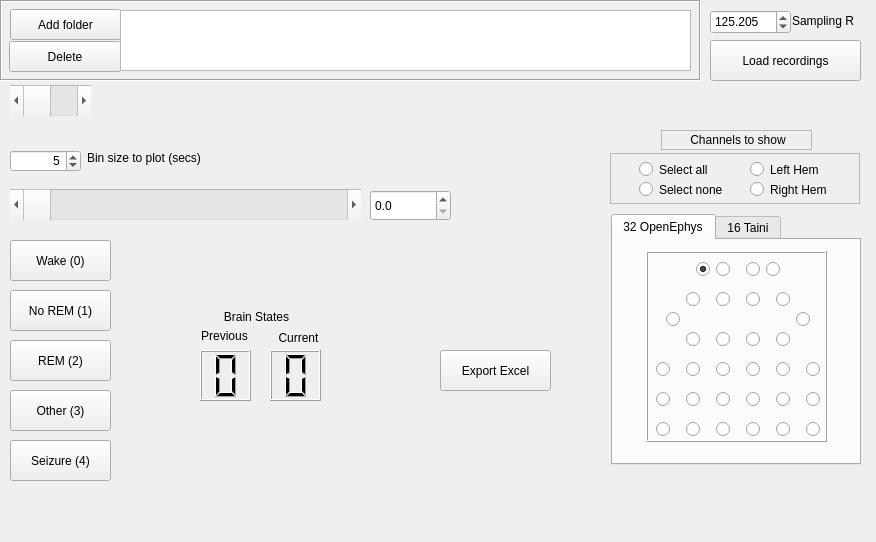
Before: the Qt Designer form w_brain_states.ui in agonzal2/EEG_Coherence, drawn with Qt 5.
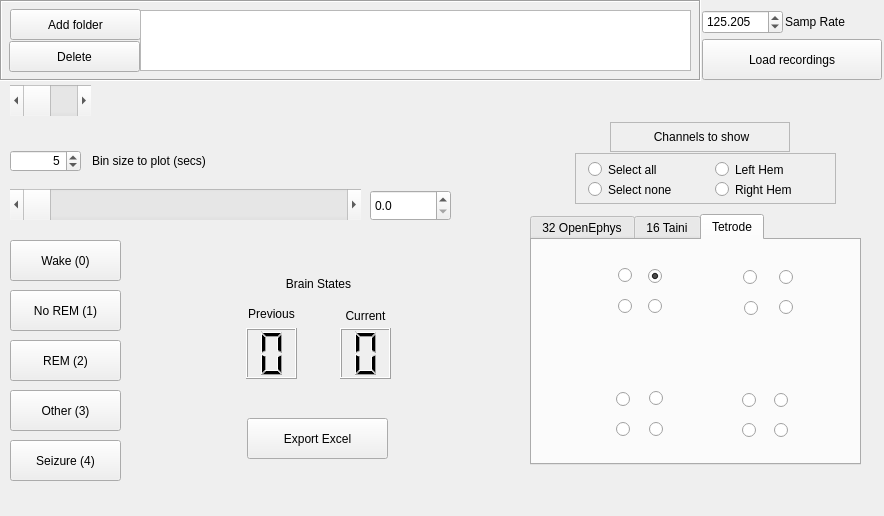
After: the same form once the commit is applied. The open tabs and pages were chosen to show the change.

Commit message:
Adding tetrode files to brain states maker
File to create .npy downsampled files from tetrode openephys data and then create brain states with the GUI brain_states_maker.py from those .npy files.

Patch:
```diff
--- a/w_brain_states.ui
+++ b/w_brain_states.ui
@@ -6,8 +6,8 @@
    <rect>
     <x>0</x>
     <y>0</y>
-    <width>876</width>
-    <height>542</height>
+    <width>884</width>
+    <height>516</height>
    </rect>
   </property>
   <property name="windowTitle">
@@ -17,9 +17,9 @@
    <widget class="QTabWidget" name="tabWidget">
     <property name="geometry">
      <rect>
-      <x>611</x>
+      <x>530</x>
       <y>214</y>
-      <width>250</width>
+      <width>331</width>
       <height>251</height>
      </rect>
     </property>
@@ -46,7 +46,7 @@
      <widget class="QRadioButton" name="e_11">
       <property name="geometry">
        <rect>
-        <x>53</x>
+        <x>94</x>
         <y>71</y>
         <width>16</width>
         <height>17</height>
@@ -62,7 +62,7 @@
      <widget class="QRadioButton" name="e_14">
       <property name="geometry">
        <rect>
-        <x>83</x>
+        <x>124</x>
         <y>21</y>
         <width>16</width>
         <height>17</height>
@@ -84,7 +84,7 @@
      <widget class="QRadioButton" name="e_1">
       <property name="geometry">
        <rect>
-        <x>43</x>
+        <x>84</x>
         <y>121</y>
         <width>16</width>
         <height>17</height>
@@ -100,7 +100,7 @@
      <widget class="QRadioButton" name="e_12">
       <property name="geometry">
        <rect>
-        <x>73</x>
+        <x>114</x>
         <y>51</y>
         <width>16</width>
         <height>17</height>
@@ -116,7 +116,7 @@
      <widget class="QRadioButton" name="e_9">
       <property name="geometry">
        <rect>
-        <x>73</x>
+        <x>114</x>
         <y>91</y>
         <width>16</width>
         <height>17</height>
@@ -132,7 +132,7 @@
      <widget class="QRadioButton" name="e_4">
       <property name="geometry">
        <rect>
-        <x>43</x>
+        <x>84</x>
         <y>151</y>
         <width>16</width>
         <height>17</height>
@@ -148,7 +148,7 @@
      <widget class="QRadioButton" name="e_7">
       <property name="geometry">
        <rect>
-        <x>43</x>
+        <x>84</x>
         <y>181</y>
         <width>16</width>
         <height>17</height>
@@ -164,7 +164,7 @@
      <widget class="QRadioButton" name="e_0">
       <property name="geometry">
        <rect>
-        <x>73</x>
+        <x>114</x>
         <y>121</y>
         <width>16</width>
         <height>17</height>
@@ -180,7 +180,7 @@
      <widget class="QRadioButton" name="e_3">
       <property name="geometry">
        <rect>
-        <x>73</x>
+        <x>114</x>
         <y>151</y>
         <width>16</width>
         <height>17</height>
@@ -196,7 +196,7 @@
      <widget class="QRadioButton" name="e_15">
       <property name="geometry">
        <rect>
-        <x>103</x>
+        <x>144</x>
         <y>21</y>
         <width>16</width>
         <height>17</height>
@@ -212,7 +212,7 @@
      <widget class="QRadioButton" name="e_13">
       <property name="geometry">
        <rect>
-        <x>103</x>
+        <x>144</x>
         <y>51</y>
         <width>16</width>
         <height>17</height>
@@ -228,7 +228,7 @@
      <widget class="QRadioButton" name="e_8">
       <property name="geometry">
        <rect>
-        <x>103</x>
+        <x>144</x>
         <y>121</y>
         <width>16</width>
         <height>17</height>
@@ -244,7 +244,7 @@
      <widget class="QRadioButton" name="e_10">
       <property name="geometry">
        <rect>
-        <x>103</x>
+        <x>144</x>
         <y>91</y>
         <width>16</width>
         <height>17</height>
@@ -260,7 +260,7 @@
      <widget class="QRadioButton" name="e_2">
       <property name="geometry">
        <rect>
-        <x>103</x>
+        <x>144</x>
         <y>151</y>
         <width>16</width>
         <height>17</height>
@@ -276,7 +276,7 @@
      <widget class="QRadioButton" name="e_6">
       <property name="geometry">
        <rect>
-        <x>73</x>
+        <x>114</x>
         <y>181</y>
         <width>16</width>
         <height>17</height>
@@ -292,7 +292,7 @@
      <widget class="QRadioButton" name="e_5">
       <property name="geometry">
        <rect>
-        <x>103</x>
+        <x>144</x>
         <y>181</y>
         <width>16</width>
         <height>17</height>
@@ -308,7 +308,7 @@
      <widget class="QRadioButton" name="e_29">
       <property name="geometry">
        <rect>
-        <x>133</x>
+        <x>174</x>
         <y>151</y>
         <width>16</width>
         <height>17</height>
@@ -324,7 +324,7 @@
      <widget class="QRadioButton" name="e_18">
       <property name="geometry">
        <rect>
-        <x>133</x>
+        <x>174</x>
         <y>51</y>
         <width>16</width>
         <height>17</height>
@@ -340,7 +340,7 @@
      <widget class="QRadioButton" name="e_21">
       <property name="geometry">
        <rect>
-        <x>133</x>
+        <x>174</x>
         <y>91</y>
         <width>16</width>
         <height>17</height>
@@ -356,7 +356,7 @@
      <widget class="QRadioButton" name="e_23">
       <property name="geometry">
        <rect>
-        <x>133</x>
+        <x>174</x>
         <y>121</y>
         <width>16</width>
         <height>17</height>
@@ -372,7 +372,7 @@
      <widget class="QRadioButton" name="e_16">
       <property name="geometry">
        <rect>
-        <x>133</x>
+        <x>174</x>
         <y>21</y>
         <width>16</width>
         <height>17</height>
@@ -388,7 +388,7 @@
      <widget class="QRadioButton" name="e_26">
       <property name="geometry">
        <rect>
-        <x>133</x>
+        <x>174</x>
         <y>181</y>
         <width>16</width>
         <height>17</height>
@@ -404,7 +404,7 @@
      <widget class="QRadioButton" name="e_28">
       <property name="geometry">
        <rect>
-        <x>163</x>
+        <x>204</x>
         <y>151</y>
         <width>16</width>
         <height>17</height>
@@ -420,7 +420,7 @@
      <widget class="QRadioButton" name="e_31">
       <property name="geometry">
        <rect>
-        <x>163</x>
+        <x>204</x>
         <y>121</y>
         <width>16</width>
         <height>17</height>
@@ -433,7 +433,7 @@
      <widget class="QRadioButton" name="e_17">
       <property name="geometry">
        <rect>
-        <x>153</x>
+        <x>194</x>
         <y>21</y>
         <width>16</width>
         <height>17</height>
@@ -467,7 +467,7 @@
      <widget class="QRadioButton" name="e_19">
       <property name="geometry">
        <rect>
-        <x>163</x>
+        <x>204</x>
         <y>51</y>
         <width>16</width>
         <height>17</height>
@@ -483,7 +483,7 @@
      <widget class="QRadioButton" name="e_25">
       <property name="geometry">
        <rect>
-        <x>163</x>
+        <x>204</x>
         <y>181</y>
         <width>16</width>
         <height>17</height>
@@ -499,7 +499,7 @@
      <widget class="QRadioButton" name="e_22">
       <property name="geometry">
        <rect>
-        <x>163</x>
+        <x>204</x>
         <y>91</y>
         <width>16</width>
         <height>17</height>
@@ -515,7 +515,7 @@
      <widget class="QRadioButton" name="e_27">
       <property name="geometry">
        <rect>
-        <x>193</x>
+        <x>234</x>
         <y>151</y>
         <width>16</width>
         <height>17</height>
@@ -531,7 +531,7 @@
      <widget class="QRadioButton" name="e_30">
       <property name="geometry">
        <rect>
-        <x>193</x>
+        <x>234</x>
         <y>121</y>
         <width>16</width>
         <height>17</height>
@@ -547,7 +547,7 @@
      <widget class="QRadioButton" name="e_20">
       <property name="geometry">
        <rect>
-        <x>183</x>
+        <x>224</x>
         <y>71</y>
         <width>16</width>
         <height>17</height>
@@ -563,7 +563,7 @@
      <widget class="QRadioButton" name="e_24">
       <property name="geometry">
        <rect>
-        <x>193</x>
+        <x>234</x>
         <y>181</y>
         <width>16</width>
         <height>17</height>
@@ -579,7 +579,7 @@
      <widget class="QFrame" name="frame_3">
       <property name="geometry">
        <rect>
-        <x>33</x>
+        <x>74</x>
         <y>11</y>
         <width>181</width>
         <height>191</height>
@@ -931,6 +931,312 @@
       </property>
      </widget>
     </widget>
+    <widget class="QWidget" name="tab_3">
+     <attribute name="title">
+      <string>Tetrode</string>
+     </attribute>
+     <widget class="QRadioButton" name="tet_3">
+      <property name="geometry">
+       <rect>
+        <x>86</x>
+        <y>58</y>
+        <width>16</width>
+        <height>17</height>
+       </rect>
+      </property>
+      <property name="toolTip">
+       <string>&lt;html&gt;&lt;head/&gt;&lt;body&gt;&lt;p&gt;3&lt;/p&gt;&lt;/body&gt;&lt;/html&gt;</string>
+      </property>
+      <property name="text">
+       <string/>
+      </property>
+      <property name="autoExclusive">
+       <bool>false</bool>
+      </property>
+     </widget>
+     <widget class="QRadioButton" name="tet_15">
+      <property name="geometry">
+       <rect>
+        <x>210</x>
+        <y>182</y>
+        <width>16</width>
+        <height>17</height>
+       </rect>
+      </property>
+      <property name="toolTip">
+       <string>&lt;html&gt;&lt;head/&gt;&lt;body&gt;&lt;p&gt;15&lt;/p&gt;&lt;/body&gt;&lt;/html&gt;</string>
+      </property>
+      <property name="text">
+       <string/>
+      </property>
+      <property name="autoExclusive">
+       <bool>false</bool>
+      </property>
+     </widget>
+     <widget class="QRadioButton" name="tet_9">
+      <property name="geometry">
+       <rect>
+        <x>84</x>
+        <y>151</y>
+        <width>16</width>
+        <height>17</height>
+       </rect>
+      </property>
+      <property name="toolTip">
+       <string>&lt;html&gt;&lt;head/&gt;&lt;body&gt;&lt;p&gt;9&lt;/p&gt;&lt;/body&gt;&lt;/html&gt;</string>
+      </property>
+      <property name="text">
+       <string/>
+      </property>
+      <property name="autoExclusive">
+       <bool>false</bool>
+      </property>
+     </widget>
+     <widget class="QRadioButton" name="tet_7">
+      <property name="geometry">
+       <rect>
+        <x>212</x>
+        <y>60</y>
+        <width>16</width>
+        <height>17</height>
+       </rect>
+      </property>
+      <property name="toolTip">
+       <string>&lt;html&gt;&lt;head/&gt;&lt;body&gt;&lt;p&gt;7&lt;/p&gt;&lt;/body&gt;&lt;/html&gt;</string>
+      </property>
+      <property name="text">
+       <string/>
+      </property>
+      <property name="autoExclusive">
+       <bool>false</bool>
+      </property>
+     </widget>
+     <widget class="QRadioButton" name="tet_13">
+      <property name="geometry">
+       <rect>
+        <x>210</x>
+        <y>152</y>
+        <width>16</width>
+        <height>17</height>
+       </rect>
+      </property>
+      <property name="toolTip">
+       <string>&lt;html&gt;&lt;head/&gt;&lt;body&gt;&lt;p&gt;13&lt;/p&gt;&lt;/body&gt;&lt;/html&gt;</string>
+      </property>
+      <property name="text">
+       <string/>
+      </property>
+     </widget>
+     <widget class="QRadioButton" name="tet_11">
+      <property name="geometry">
+       <rect>
+        <x>84</x>
+        <y>181</y>
+        <width>16</width>
+        <height>17</height>
+       </rect>
+      </property>
+      <property name="toolTip">
+       <string>&lt;html&gt;&lt;head/&gt;&lt;body&gt;&lt;p&gt;11&lt;/p&gt;&lt;/body&gt;&lt;/html&gt;</string>
+      </property>
+      <property name="text">
+       <string/>
+      </property>
+      <property name="autoExclusive">
+       <bool>false</bool>
+      </property>
+     </widget>
+     <widget class="QRadioButton" name="tet_8">
+      <property name="geometry">
+       <rect>
+        <x>247</x>
+        <y>59</y>
+        <width>16</width>
+        <height>17</height>
+       </rect>
+      </property>
+      <property name="toolTip">
+       <string>&lt;html&gt;&lt;head/&gt;&lt;body&gt;&lt;p&gt;8&lt;/p&gt;&lt;/body&gt;&lt;/html&gt;</string>
+      </property>
+      <property name="text">
+       <string/>
+      </property>
+      <property name="autoExclusive">
+       <bool>false</bool>
+      </property>
+     </widget>
+     <widget class="QRadioButton" name="tet_2">
+      <property name="geometry">
+       <rect>
+        <x>116</x>
+        <y>28</y>
+        <width>16</width>
+        <height>17</height>
+       </rect>
+      </property>
+      <property name="toolTip">
+       <string>&lt;html&gt;&lt;head/&gt;&lt;body&gt;&lt;p&gt;2&lt;/p&gt;&lt;/body&gt;&lt;/html&gt;</string>
+      </property>
+      <property name="text">
+       <string/>
+      </property>
+      <property name="checked">
+       <bool>true</bool>
+      </property>
+      <property name="autoExclusive">
+       <bool>false</bool>
+      </property>
+     </widget>
+     <widget class="QRadioButton" name="tet_12">
+      <property name="geometry">
+       <rect>
+        <x>117</x>
+        <y>181</y>
+        <width>16</width>
+        <height>17</height>
+       </rect>
+      </property>
+      <property name="toolTip">
+       <string>&lt;html&gt;&lt;head/&gt;&lt;body&gt;&lt;p&gt;12&lt;/p&gt;&lt;/body&gt;&lt;/html&gt;</string>
+      </property>
+      <property name="text">
+       <string/>
+      </property>
+      <property name="autoExclusive">
+       <bool>false</bool>
+      </property>
+     </widget>
+     <widget class="QRadioButton" name="tet_4">
+      <property name="geometry">
+       <rect>
+        <x>116</x>
+        <y>58</y>
+        <width>16</width>
+        <height>17</height>
+       </rect>
+      </property>
+      <property name="toolTip">
+       <string>&lt;html&gt;&lt;head/&gt;&lt;body&gt;&lt;p&gt;4&lt;/p&gt;&lt;/body&gt;&lt;/html&gt;</string>
+      </property>
+      <property name="text">
+       <string/>
+      </property>
+      <property name="autoExclusive">
+       <bool>false</bool>
+      </property>
+     </widget>
+     <widget class="QRadioButton" name="tet_5">
+      <property name="geometry">
+       <rect>
+        <x>211</x>
+        <y>29</y>
+        <width>16</width>
+        <height>17</height>
+       </rect>
+      </property>
+      <property name="toolTip">
+       <string>&lt;html&gt;&lt;head/&gt;&lt;body&gt;&lt;p&gt;5&lt;/p&gt;&lt;/body&gt;&lt;/html&gt;</string>
+      </property>
+      <property name="text">
+       <string/>
+      </property>
+      <property name="autoExclusive">
+       <bool>false</bool>
+      </property>
+     </widget>
+     <widget class="QRadioButton" name="tet_1">
+      <property name="geometry">
+       <rect>
+        <x>86</x>
+        <y>27</y>
+        <width>16</width>
+        <height>17</height>
+       </rect>
+      </property>
+      <property name="toolTip">
+       <string>&lt;html&gt;&lt;head/&gt;&lt;body&gt;&lt;p&gt;1&lt;/p&gt;&lt;/body&gt;&lt;/html&gt;</string>
+      </property>
+      <property name="text">
+       <string/>
+      </property>
+      <property name="autoExclusive">
+       <bool>false</bool>
+      </property>
+     </widget>
+     <widget class="QRadioButton" name="tet_6">
+      <property name="geometry">
+       <rect>
+        <x>247</x>
+        <y>29</y>
+        <width>16</width>
+        <height>17</height>
+       </rect>
+      </property>
+      <property name="toolTip">
+       <string>&lt;html&gt;&lt;head/&gt;&lt;body&gt;&lt;p&gt;6&lt;/p&gt;&lt;/body&gt;&lt;/html&gt;</string>
+      </property>
+      <property name="text">
+       <string/>
+      </property>
+      <property name="autoExclusive">
+       <bool>false</bool>
+      </property>
+     </widget>
+     <widget class="QRadioButton" name="tet_10">
+      <property name="geometry">
+       <rect>
+        <x>117</x>
+        <y>150</y>
+        <width>16</width>
+        <height>17</height>
+       </rect>
+      </property>
+      <property name="toolTip">
+       <string>&lt;html&gt;&lt;head/&gt;&lt;body&gt;&lt;p&gt;10&lt;/p&gt;&lt;/body&gt;&lt;/html&gt;</string>
+      </property>
+      <property name="text">
+       <string/>
+      </property>
+      <property name="autoExclusive">
+       <bool>false</bool>
+      </property>
+     </widget>
+     <widget class="QRadioButton" name="tet_14">
+      <property name="geometry">
+       <rect>
+        <x>242</x>
+        <y>152</y>
+        <width>16</width>
+        <height>17</height>
+       </rect>
+      </property>
+      <property name="toolTip">
+       <string>&lt;html&gt;&lt;head/&gt;&lt;body&gt;&lt;p&gt;14&lt;/p&gt;&lt;/body&gt;&lt;/html&gt;</string>
+      </property>
+      <property name="text">
+       <string/>
+      </property>
+     </widget>
+     <widget class="QRadioButton" name="tet_16">
+      <property name="geometry">
+       <rect>
+        <x>242</x>
+        <y>182</y>
+        <width>16</width>
+        <height>17</height>
+       </rect>
+      </property>
+      <property name="toolTip">
+       <string>&lt;html&gt;&lt;head/&gt;&lt;body&gt;&lt;p&gt;16&lt;/p&gt;&lt;/body&gt;&lt;/html&gt;</string>
+      </property>
+      <property name="text">
+       <string/>
+      </property>
+      <property name="autoExclusive">
+       <bool>false</bool>
+      </property>
+     </widget>
+    </widget>
    </widget>
    <widget class="QFrame" name="frame_Experimental_2">
     <property name="geometry">
@@ -952,7 +1258,7 @@
       <rect>
        <x>10</x>
        <y>9</y>
-       <width>111</width>
+       <width>131</width>
        <height>31</height>
       </rect>
      </property>
@@ -965,7 +1271,7 @@
       <rect>
        <x>9</x>
        <y>41</y>
-       <width>112</width>
+       <width>131</width>
        <height>31</height>
       </rect>
      </property>
@@ -976,9 +1282,9 @@
     <widget class="QListWidget" name="listWidget_Indiv_recordings">
      <property name="geometry">
       <rect>
-       <x>120</x>
+       <x>140</x>
        <y>10</y>
-       <width>571</width>
+       <width>551</width>
        <height>61</height>
       </rect>
      </property>
@@ -987,9 +1293,9 @@
    <widget class="QPushButton" name="ButtonLoadRecordings">
     <property name="geometry">
      <rect>
-      <x>710</x>
-      <y>40</y>
-      <width>151</width>
+      <x>702</x>
+      <y>39</y>
+      <width>180</width>
       <height>41</height>
      </rect>
     </property>
@@ -1048,9 +1354,9 @@
    <widget class="QLabel" name="label_5">
     <property name="geometry">
      <rect>
-      <x>87</x>
-      <y>150</y>
-      <width>151</width>
+      <x>92</x>
+      <y>153</y>
+      <width>331</width>
       <height>16</height>
      </rect>
     </property>
@@ -1077,9 +1383,9 @@
    <widget class="QRadioButton" name="radioSelectLeftHem">
     <property name="geometry">
      <rect>
-      <x>750</x>
+      <x>715</x>
       <y>161</y>
-      <width>91</width>
+      <width>111</width>
       <height>17</height>
      </rect>
     </property>
@@ -1090,10 +1396,10 @@
    <widget class="QLabel" name="label_7">
     <property name="geometry">
      <rect>
-      <x>661</x>
-      <y>130</y>
-      <width>151</width>
-      <height>20</height>
+      <x>610</x>
+      <y>122</y>
+      <width>180</width>
+      <height>30</height>
      </rect>
     </property>
     <property name="frameShape">
@@ -1106,9 +1412,9 @@
    <widget class="QRadioButton" name="radioSelectNone">
     <property name="geometry">
      <rect>
-      <x>639</x>
+      <x>588</x>
       <y>181</y>
-      <width>111</width>
+      <width>131</width>
       <height>17</height>
      </rect>
     </property>
@@ -1119,9 +1425,9 @@
    <widget class="QRadioButton" name="radioSelectAll">
     <property name="geometry">
      <rect>
-      <x>639</x>
+      <x>588</x>
       <y>161</y>
-      <width>91</width>
+      <width>111</width>
       <height>17</height>
      </rect>
     </property>
@@ -1132,9 +1438,9 @@
    <widget class="QRadioButton" name="radioSelectRightHem">
     <property name="geometry">
      <rect>
-      <x>750</x>
+      <x>715</x>
       <y>181</y>
-      <width>101</width>
+      <width>121</width>
       <height>17</height>
      </rect>
     </property>
@@ -1145,9 +1451,9 @@
    <widget class="QFrame" name="frame">
     <property name="geometry">
      <rect>
-      <x>610</x>
+      <x>575</x>
       <y>153</y>
-      <width>250</width>
+      <width>261</width>
       <height>51</height>
      </rect>
     </property>
@@ -1161,20 +1467,20 @@
    <widget class="QLabel" name="label_12">
     <property name="geometry">
      <rect>
-      <x>792</x>
-      <y>13</y>
-      <width>81</width>
+      <x>785</x>
+      <y>14</y>
+      <width>101</width>
       <height>16</height>
      </rect>
     </property>
     <property name="text">
-     <string>Sampling R</string>
+     <string>Samp Rate</string>
     </property>
    </widget>
    <widget class="QDoubleSpinBox" name="SpinBoxSamplingRate">
     <property name="geometry">
      <rect>
-      <x>710</x>
+      <x>702</x>
       <y>10</y>
       <width>81</width>
       <height>24</height>
@@ -1231,8 +1537,8 @@
    <widget class="QLCDNumber" name="lcd_brain_state">
     <property name="geometry">
      <rect>
-      <x>270</x>
-      <y>350</y>
+      <x>340</x>
+      <y>328</y>
       <width>51</width>
       <height>51</height>
      </rect>
@@ -1247,9 +1553,9 @@
    <widget class="QLabel" name="label">
     <property name="geometry">
      <rect>
-      <x>263</x>
-      <y>322</y>
-      <width>71</width>
+      <x>320</x>
+      <y>300</y>
+      <width>91</width>
       <height>31</height>
      </rect>
     </property>
@@ -1266,9 +1572,9 @@
    <widget class="QLabel" name="label_2">
     <property name="geometry">
      <rect>
-      <x>211</x>
-      <y>301</y>
-      <width>91</width>
+      <x>253</x>
+      <y>268</y>
+      <width>131</width>
       <height>31</height>
      </rect>
     </property>
@@ -1287,7 +1593,7 @@
      <rect>
       <x>10</x>
       <y>240</y>
-      <width>101</width>
+      <width>111</width>
       <height>41</height>
      </rect>
     </property>
@@ -1300,7 +1606,7 @@
      <rect>
       <x>10</x>
       <y>290</y>
-      <width>101</width>
+      <width>111</width>
       <height>41</height>
      </rect>
     </property>
@@ -1313,7 +1619,7 @@
      <rect>
       <x>10</x>
       <y>340</y>
-      <width>101</width>
+      <width>111</width>
       <height>41</height>
      </rect>
     </property>
@@ -1326,7 +1632,7 @@
      <rect>
       <x>10</x>
       <y>440</y>
-      <width>101</width>
+      <width>111</width>
       <height>41</height>
      </rect>
     </property>
@@ -1339,7 +1645,7 @@
      <rect>
       <x>10</x>
       <y>390</y>
-      <width>101</width>
+      <width>111</width>
       <height>41</height>
      </rect>
     </property>
@@ -1350,9 +1656,9 @@
    <widget class="QPushButton" name="Button_ExportExcel">
     <property name="geometry">
      <rect>
-      <x>440</x>
-      <y>350</y>
-      <width>111</width>
+      <x>247</x>
+      <y>418</y>
+      <width>141</width>
       <height>41</height>
      </rect>
     </property>
@@ -1363,9 +1669,9 @@
    <widget class="QLabel" name="label_3">
     <property name="geometry">
      <rect>
-      <x>189</x>
-      <y>320</y>
-      <width>71</width>
+      <x>226</x>
+      <y>298</y>
+      <width>91</width>
       <height>31</height>
      </rect>
     </property>
@@ -1382,8 +1688,8 @@
    <widget class="QLCDNumber" name="lcd_brain_state_previous">
     <property name="geometry">
      <rect>
-      <x>200</x>
-      <y>350</y>
+      <x>246</x>
+      <y>328</y>
       <width>51</width>
       <height>51</height>
      </rect>
```
Left out of the diff: 36 changed lines with no effect on the pictures. The commit also changes 6 other files.
